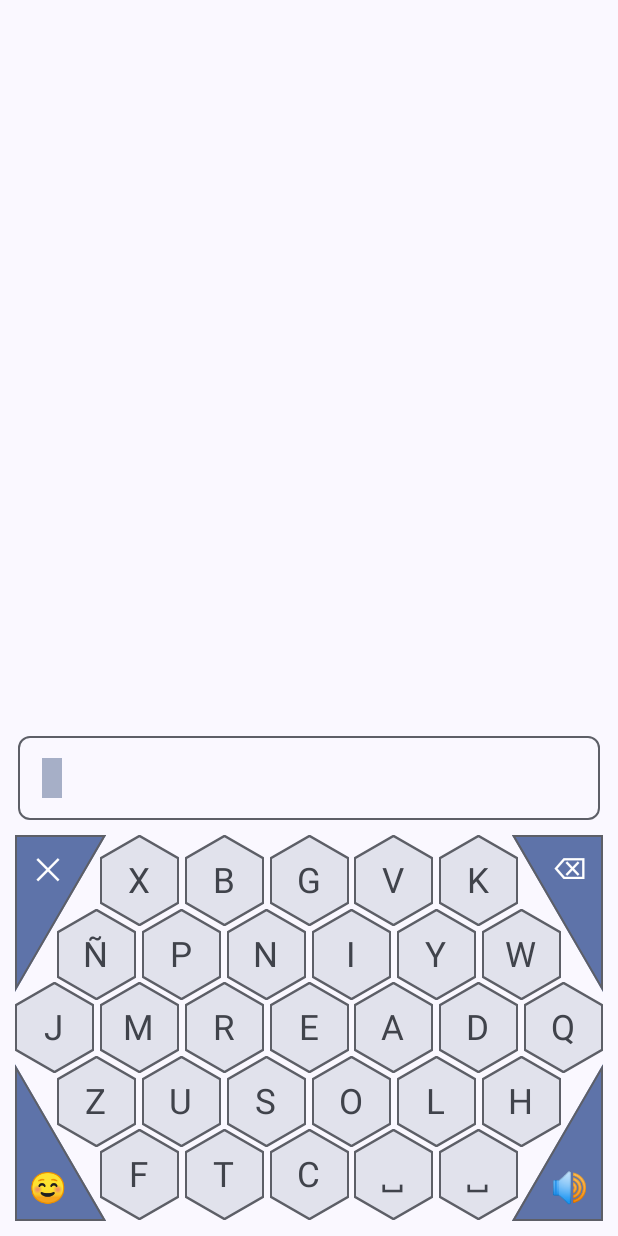
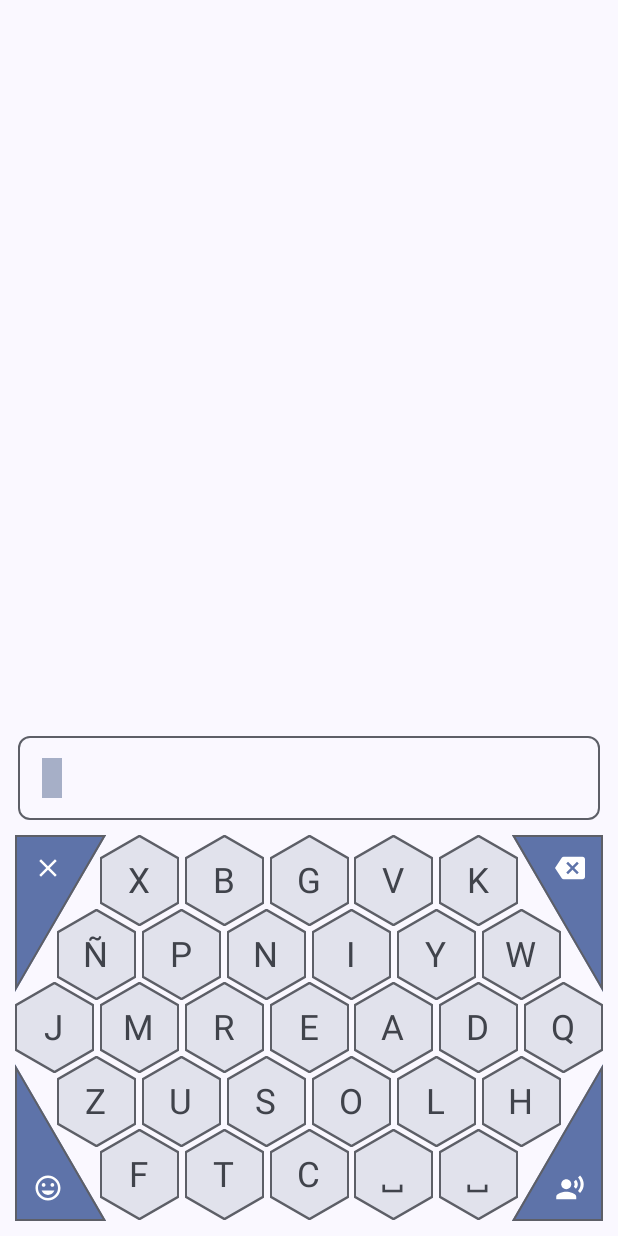
Before and after one commit to polrubiano/eyesense-keyboard, an Android app built with Jetpack Compose: the screen it shows after launch (MainActivity), on a phone screen of 412 x 824 dp. Run offline under Robolectric (Android 15) with nearby library versions, the phone set to English and light mode, and no system bars.

Commit message:
Show function keys as theme-tinted icons
Function keys now draw a vector drawable tinted with the theme colour
instead of an emoji, so they follow future style changes. Each icon has
a content description for TalkBack. Both come from exhaustive whens in
KeyView, and the recipe in KeyAction's KDoc is updated to match.

```diff
--- a/app/src/main/java/pol/rubiano/eyesensekeyboard/keyboard/domain/KeyAction.kt
+++ b/app/src/main/java/pol/rubiano/eyesensekeyboard/keyboard/domain/KeyAction.kt
@@ -13,7 +13,9 @@ package pol.rubiano.eyesensekeyboard.keyboard.domain
  * compiler error is a breadcrumb:
  *
  * 1. **Here**: add a `data object` with a new, unique [id], and add it to [all].
- * 2. **What the key shows**: `label()` in `presentation/KeyView.kt` (compiler error).
+ * 2. **What the key shows**: in `presentation/KeyView.kt` (compiler errors):
+ *    - `icon()`: create the drawable first (File > New > Vector Asset, 24 dp).
+ *    - `description()`: add the text TalkBack reads to `strings.xml`.
  * 3. **What it does to the text**: [typed] in `Typing.kt` (compiler error). If it doesn't
  *    touch the text (voice, UI…), leave it next to the actions that return `this`.
  * 4. **Tests**: in `TypingTest`, a test for its effect, and take it out of
--- a/app/src/main/java/pol/rubiano/eyesensekeyboard/keyboard/presentation/KeyView.kt
+++ b/app/src/main/java/pol/rubiano/eyesensekeyboard/keyboard/presentation/KeyView.kt
@@ -1,37 +1,56 @@
 package pol.rubiano.eyesensekeyboard.keyboard.presentation
 
+import androidx.annotation.DrawableRes
+import androidx.annotation.StringRes
 import androidx.compose.foundation.background
 import androidx.compose.foundation.border
 import androidx.compose.foundation.layout.Box
 import androidx.compose.foundation.layout.fillMaxSize
+import androidx.compose.foundation.layout.size
+import androidx.compose.material3.Icon
 import androidx.compose.material3.MaterialTheme
 import androidx.compose.material3.Text
 import androidx.compose.runtime.Composable
 import androidx.compose.ui.Modifier
 import androidx.compose.ui.graphics.Color
 import androidx.compose.ui.platform.LocalDensity
+import androidx.compose.ui.res.painterResource
+import androidx.compose.ui.res.stringResource
 import androidx.compose.ui.unit.dp
+import pol.rubiano.eyesensekeyboard.R
 import pol.rubiano.eyesensekeyboard.hexgrid.presentation.HexSlotScope
 import pol.rubiano.eyesensekeyboard.keyboard.domain.KeyAction
 import pol.rubiano.eyesensekeyboard.keyboard.domain.KeyAssignment
 
+/** What a text key shows. Letters are stored in lowercase and shown in uppercase. */
+fun KeyAssignment.Text.label(): String = if (value == " ") "␣" else value.uppercase()
+
 /**
- * What a key shows. Letters are stored in lowercase and shown in uppercase.
- * The function symbols are provisional until the functions get their real behaviour.
+ * The icon a function key shows. It's a silhouette: its colour comes from the theme
+ * (the `tint` in [KeyView]), so it follows any future style change.
  */
-fun KeyAssignment.label(): String = when (this) {
-    is KeyAssignment.Text -> if (value == " ") "␣" else value.uppercase()
-    is KeyAssignment.Function -> when (action) {
-        KeyAction.DeleteCharacter -> "⌫"
-        KeyAction.ClearText -> "✕"
-        KeyAction.Speak -> "🔊"
-        KeyAction.SelectEmotion -> "☺"
-    }
+@DrawableRes
+fun KeyAction.icon(): Int = when (this) {
+    KeyAction.DeleteCharacter -> R.drawable.ic_backspace
+    KeyAction.ClearText -> R.drawable.ic_clear_all
+    KeyAction.Speak -> R.drawable.ic_speak_text
+    KeyAction.SelectEmotion -> R.drawable.ic_mood
+}
+
+/** What TalkBack reads for a function key, since the icon has no text. */
+@StringRes
+fun KeyAction.description(): Int = when (this) {
+    KeyAction.DeleteCharacter -> R.string.key_delete_character
+    KeyAction.ClearText -> R.string.key_clear_text
+    KeyAction.Speak -> R.string.key_speak
+    KeyAction.SelectEmotion -> R.string.key_select_emotion
 }
 
 /**
  * Draws one key inside its slot (hexagon or triangle). [key] is null for a free slot,
  * which is drawn as an outline only.
+ *
+ * Text keys show their [label]; function keys show their [icon], at the same relative size.
  */
 @Composable
 fun HexSlotScope.KeyView(key: KeyAssignment?) {
@@ -47,12 +66,22 @@ fun HexSlotScope.KeyView(key: KeyAssignment?) {
             .background(fill, shape)
             .border(1.dp, colors.outline, shape)
     )
-    if (key != null) {
-        Text(
+    val contentSize = labelAreaSize * 0.45f
+    when (key) {
+        is KeyAssignment.Text -> Text(
             text = key.label(),
             modifier = Modifier.alignToSlotCenter(),
-            color = if (key is KeyAssignment.Function) colors.onPrimaryContainer else colors.onSurfaceVariant,
-            fontSize = with(LocalDensity.current) { (labelAreaSize * 0.45f).toSp() },
+            color = colors.onSurfaceVariant,
+            fontSize = with(LocalDensity.current) { contentSize.toSp() },
         )
+        is KeyAssignment.Function -> Icon(
+            painter = painterResource(key.action.icon()),
+            contentDescription = stringResource(key.action.description()),
+            modifier = Modifier
+                .alignToSlotCenter()
+                .size(contentSize),
+            tint = colors.onPrimaryContainer,
+        )
+        null -> Unit
     }
 }
--- /dev/null
+++ b/app/src/main/res/drawable/ic_backspace.xml
@@ -0,0 +1,20 @@
+<!--
+  ~ Copyright (C) 2026 The Android Open Source Project
+  ~
+  ~ Licensed under the Apache License, Version 2.0 (the "License");
+  ~ you may not use this file except in compliance with the License.
+  ~ You may obtain a copy of the License at
+  ~
+  ~      http://www.apache.org/licenses/LICENSE-2.0
+  ~
+  ~ Unless required by applicable law or agreed to in writing, software
+  ~ distributed under the License is distributed on an "AS IS" BASIS,
+  ~ WITHOUT WARRANTIES OR CONDITIONS OF ANY KIND, either express or implied.
+  ~ See the License for the specific language governing permissions and
+  ~ limitations under the License.
+  -->
+<vector xmlns:android="http://schemas.android.com/apk/res/android" android:autoMirrored="true" android:height="24dp" android:tint="#000000" android:viewportHeight="24" android:viewportWidth="24" android:width="24dp">
+
+    <path android:fillColor="@android:color/white" android:pathData="M22,3L7,3c-0.69,0 -1.23,0.35 -1.59,0.88L0,12l5.41,8.11c0.36,0.53 0.9,0.89 1.59,0.89h15c1.1,0 2,-0.9 2,-2L24,5c0,-1.1 -0.9,-2 -2,-2zM19,15.59L17.59,17 14,13.41 10.41,17 9,15.59 12.59,12 9,8.41 10.41,7 14,10.59 17.59,7 19,8.41 15.41,12 19,15.59z"/>
+
+</vector>
--- /dev/null
+++ b/app/src/main/res/drawable/ic_clear_all.xml
@@ -0,0 +1,20 @@
+<!--
+  ~ Copyright (C) 2026 The Android Open Source Project
+  ~
+  ~ Licensed under the Apache License, Version 2.0 (the "License");
+  ~ you may not use this file except in compliance with the License.
+  ~ You may obtain a copy of the License at
+  ~
+  ~      http://www.apache.org/licenses/LICENSE-2.0
+  ~
+  ~ Unless required by applicable law or agreed to in writing, software
+  ~ distributed under the License is distributed on an "AS IS" BASIS,
+  ~ WITHOUT WARRANTIES OR CONDITIONS OF ANY KIND, either express or implied.
+  ~ See the License for the specific language governing permissions and
+  ~ limitations under the License.
+  -->
+<vector xmlns:android="http://schemas.android.com/apk/res/android" android:height="24dp" android:tint="#000000" android:viewportHeight="24" android:viewportWidth="24" android:width="24dp">
+
+    <path android:fillColor="@android:color/white" android:pathData="M19,6.41L17.59,5 12,10.59 6.41,5 5,6.41 10.59,12 5,17.59 6.41,19 12,13.41 17.59,19 19,17.59 13.41,12z"/>
+
+</vector>
--- /dev/null
+++ b/app/src/main/res/drawable/ic_mood.xml
@@ -0,0 +1,20 @@
+<!--
+  ~ Copyright (C) 2026 The Android Open Source Project
+  ~
+  ~ Licensed under the Apache License, Version 2.0 (the "License");
+  ~ you may not use this file except in compliance with the License.
+  ~ You may obtain a copy of the License at
+  ~
+  ~      http://www.apache.org/licenses/LICENSE-2.0
+  ~
+  ~ Unless required by applicable law or agreed to in writing, software
+  ~ distributed under the License is distributed on an "AS IS" BASIS,
+  ~ WITHOUT WARRANTIES OR CONDITIONS OF ANY KIND, either express or implied.
+  ~ See the License for the specific language governing permissions and
+  ~ limitations under the License.
+  -->
+<vector xmlns:android="http://schemas.android.com/apk/res/android" android:height="24dp" android:tint="#000000" android:viewportHeight="24" android:viewportWidth="24" android:width="24dp">
+
+    <path android:fillColor="@android:color/white" android:pathData="M11.99,2C6.47,2 2,6.48 2,12s4.47,10 9.99,10C17.52,22 22,17.52 22,12S17.52,2 11.99,2zM12,20c-4.42,0 -8,-3.58 -8,-8s3.58,-8 8,-8 8,3.58 8,8 -3.58,8 -8,8zM15.5,11c0.83,0 1.5,-0.67 1.5,-1.5S16.33,8 15.5,8 14,8.67 14,9.5s0.67,1.5 1.5,1.5zM8.5,11c0.83,0 1.5,-0.67 1.5,-1.5S9.33,8 8.5,8 7,8.67 7,9.5 7.67,11 8.5,11zM12,17.5c2.33,0 4.31,-1.46 5.11,-3.5L6.89,14c0.8,2.04 2.78,3.5 5.11,3.5z"/>
+
+</vector>
--- /dev/null
+++ b/app/src/main/res/drawable/ic_speak_text.xml
@@ -0,0 +1,22 @@
+<!--
+  ~ Copyright (C) 2026 The Android Open Source Project
+  ~
+  ~ Licensed under the Apache License, Version 2.0 (the "License");
+  ~ you may not use this file except in compliance with the License.
+  ~ You may obtain a copy of the License at
+  ~
+  ~      http://www.apache.org/licenses/LICENSE-2.0
+  ~
+  ~ Unless required by applicable law or agreed to in writing, software
+  ~ distributed under the License is distributed on an "AS IS" BASIS,
+  ~ WITHOUT WARRANTIES OR CONDITIONS OF ANY KIND, either express or implied.
+  ~ See the License for the specific language governing permissions and
+  ~ limitations under the License.
+  -->
+<vector xmlns:android="http://schemas.android.com/apk/res/android" android:height="24dp" android:tint="#000000" android:viewportHeight="24" android:viewportWidth="24" android:width="24dp">
+
+    <path android:fillColor="@android:color/white" android:pathData="M9,9m-4,0a4,4 0,1 1,8 0a4,4 0,1 1,-8 0"/>
+
+    <path android:fillColor="@android:color/white" android:pathData="M9,15c-2.67,0 -8,1.34 -8,4v2h16v-2c0,-2.66 -5.33,-4 -8,-4zM16.76,5.36l-1.68,1.69c0.84,1.18 0.84,2.71 0,3.89l1.68,1.69c2.02,-2.02 2.02,-5.07 0,-7.27zM20.07,2l-1.63,1.63c2.77,3.02 2.77,7.56 0,10.74L20.07,16c3.9,-3.89 3.91,-9.95 0,-14z"/>
+
+</vector>
--- a/app/src/main/res/values/strings.xml
+++ b/app/src/main/res/values/strings.xml
@@ -1,3 +1,9 @@
 <resources>
     <string name="app_name">EyeSenseKeyboard</string>
+
+    <!-- What TalkBack reads for each function key -->
+    <string name="key_delete_character">Borrar carácter</string>
+    <string name="key_clear_text">Borrar todo el texto</string>
+    <string name="key_speak">Leer en voz alta</string>
+    <string name="key_select_emotion">Elegir emoción</string>
 </resources>
```
